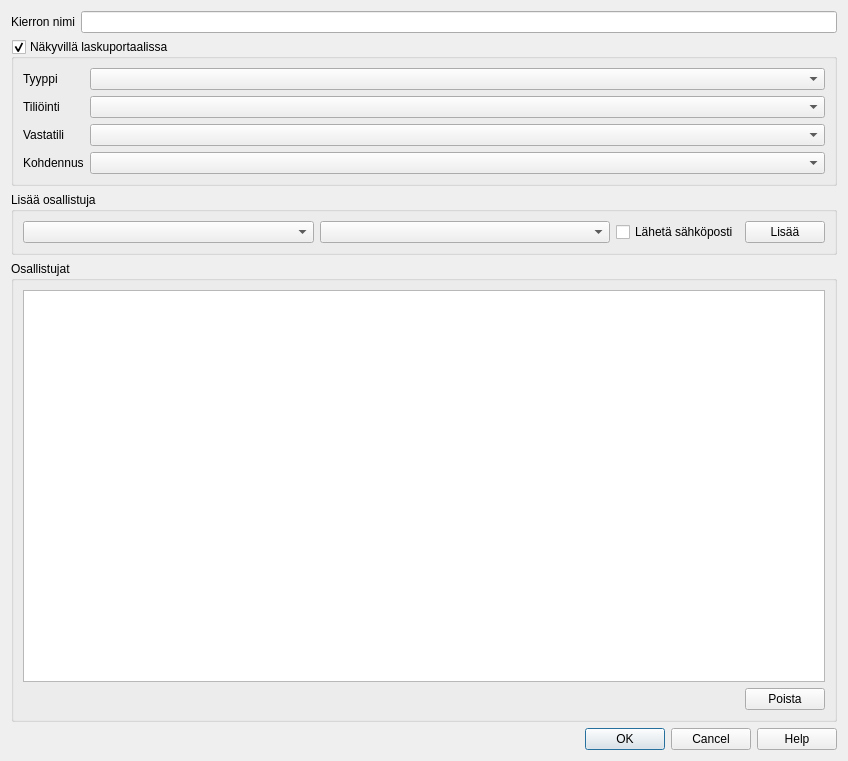
Before: the Qt Designer form kitsas/kierto/kiertomuokkausdlg.ui in artoh/kitupiikki, drawn with Qt 5.
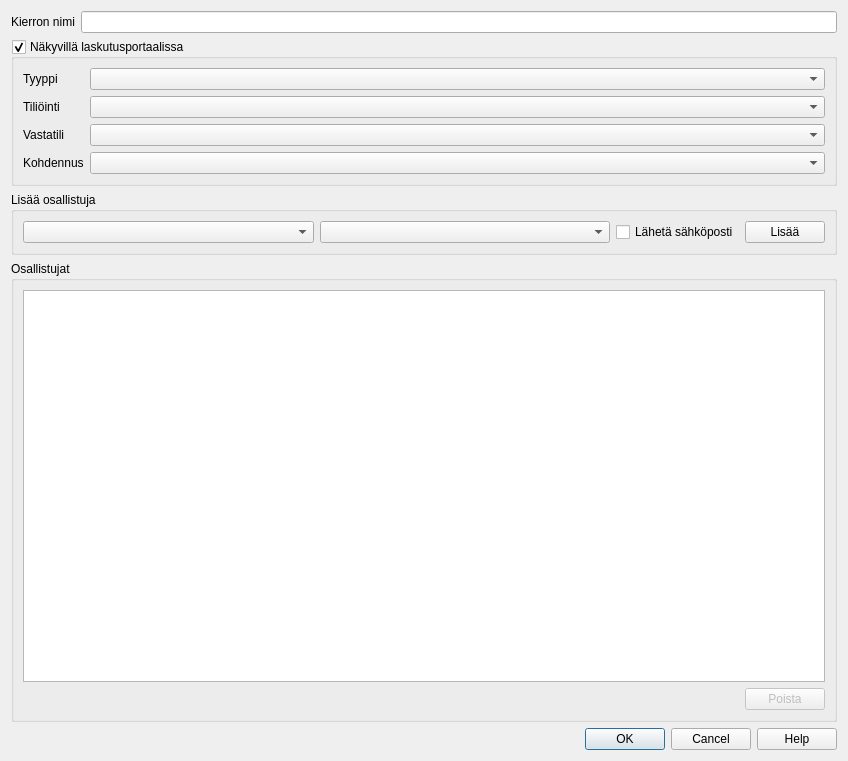
After: the same form once the commit is applied. Icons and pictures are not drawn. Custom widgets are drawn as their Qt base class.

The edit to the form file:
```diff
--- a/kitsas/kierto/kiertomuokkausdlg.ui
+++ b/kitsas/kierto/kiertomuokkausdlg.ui
@@ -31,7 +31,7 @@
    <item>
     <widget class="QGroupBox" name="portaaliRyhma">
      <property name="title">
-      <string>Näkyvillä laskuportaalissa</string>
+      <string>Näkyvillä laskutusportaalissa</string>
      </property>
      <property name="checkable">
       <bool>true</bool>
@@ -151,6 +151,9 @@
         </item>
         <item>
          <widget class="QPushButton" name="poistaNappi">
+          <property name="enabled">
+           <bool>false</bool>
+          </property>
           <property name="text">
            <string>Poista</string>
           </property>
```
Left out of the diff: 20 changed lines with no effect on the pictures.
